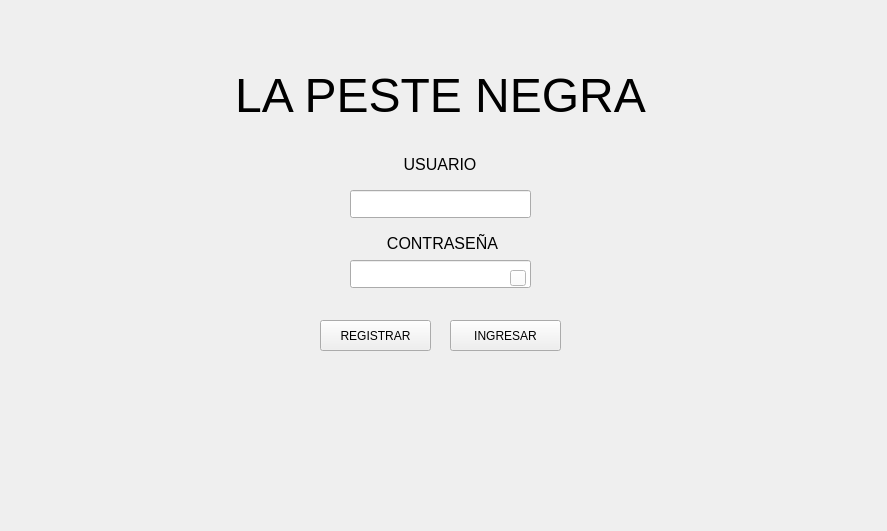
The window that menuinicio.ui (OsorioLuis/ProyectoFinal) describes before a commit, drawn with Qt 5.
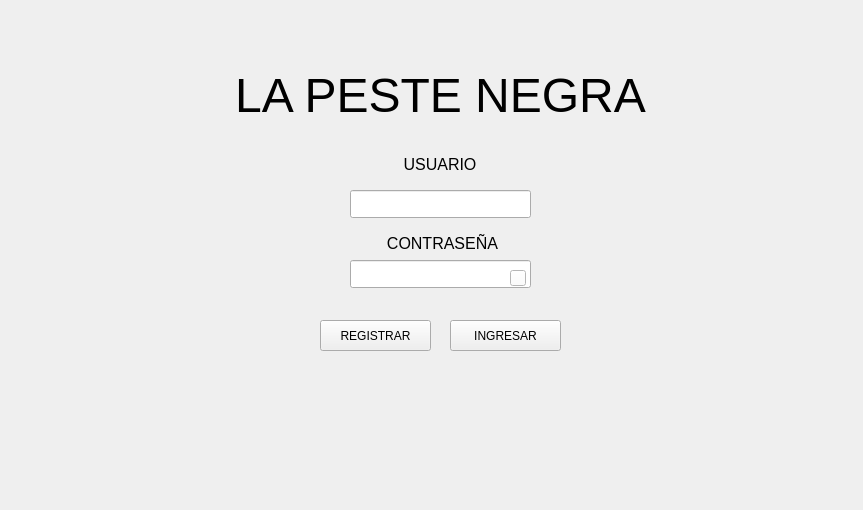
The same window after the commit.

```diff
--- a/menuinicio.ui
+++ b/menuinicio.ui
@@ -6,8 +6,8 @@
    <rect>
     <x>0</x>
     <y>0</y>
-    <width>887</width>
-    <height>531</height>
+    <width>863</width>
+    <height>510</height>
    </rect>
   </property>
   <property name="minimumSize">
```
